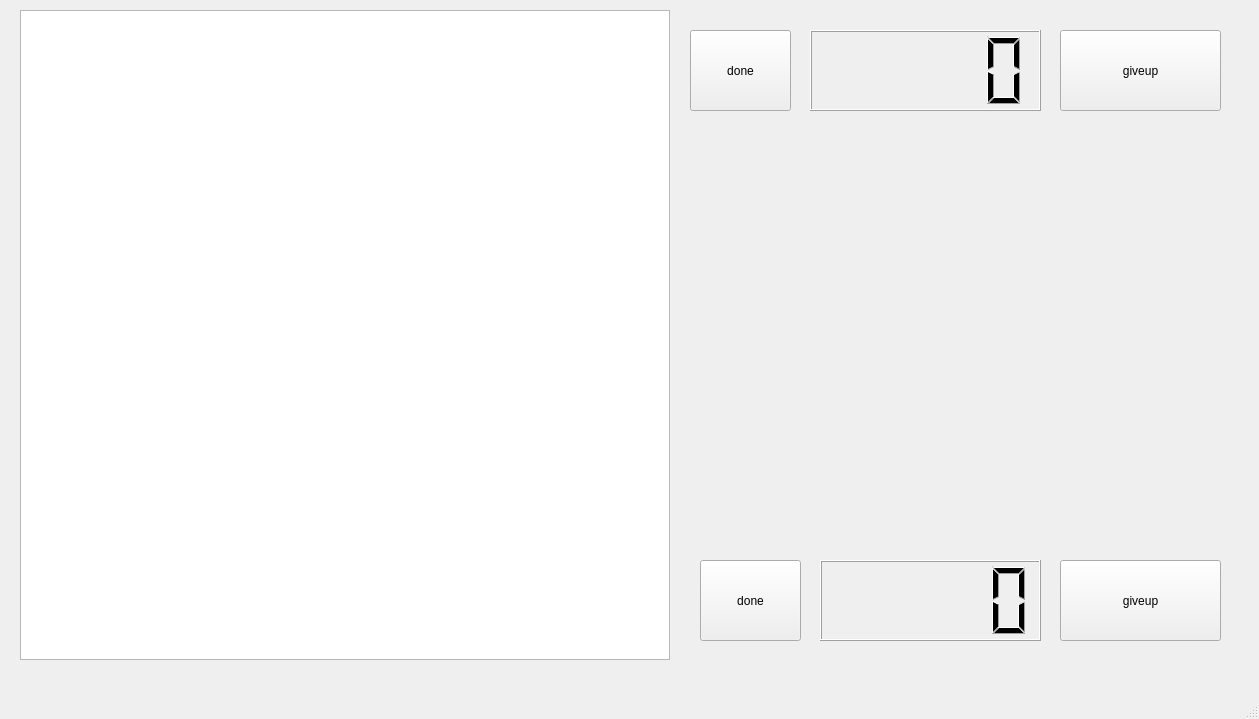
This is chess_project/chess.ui in naaaaaru/robit_QT_project as Qt 5 draws it before an edit. The edited form follows.
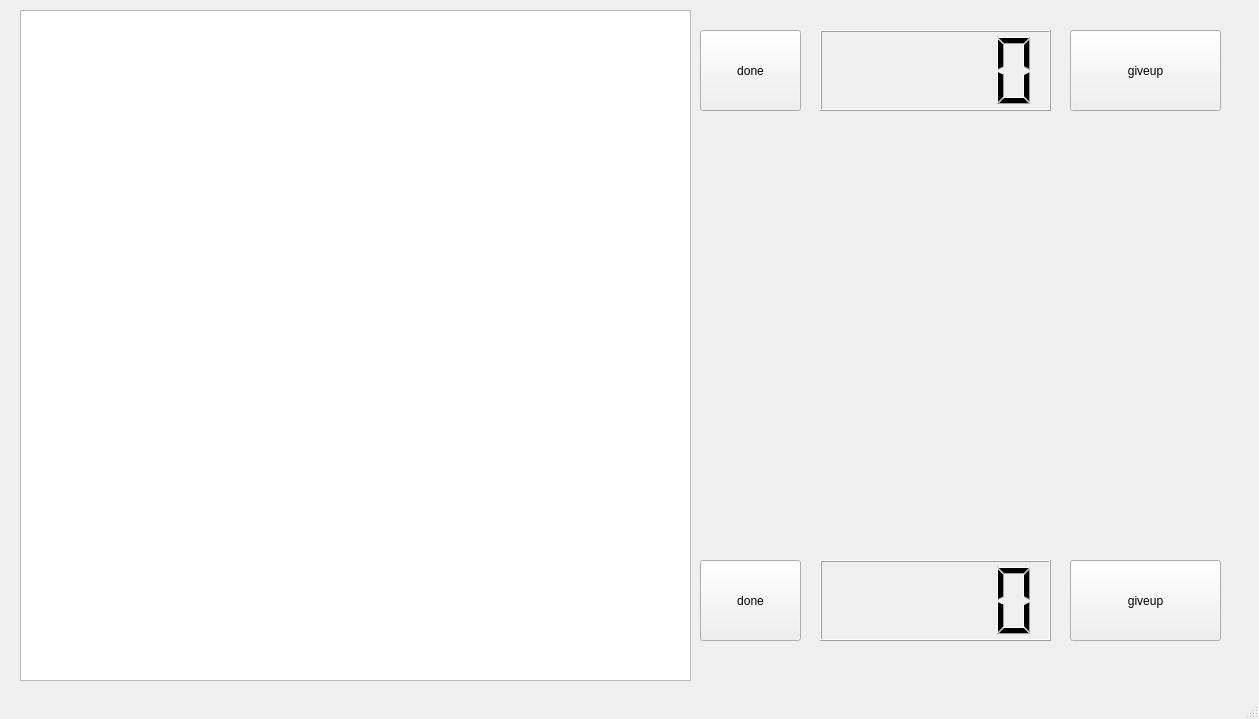
This is the edited form.

Patch:
```diff
--- a/chess_project/chess.ui
+++ b/chess_project/chess.ui
@@ -19,8 +19,8 @@
      <rect>
       <x>20</x>
       <y>10</y>
-      <width>650</width>
-      <height>650</height>
+      <width>671</width>
+      <height>671</height>
      </rect>
     </property>
     <property name="mouseTracking">
@@ -33,7 +33,7 @@
    <widget class="QLCDNumber" name="black_timer">
     <property name="geometry">
      <rect>
-      <x>810</x>
+      <x>820</x>
       <y>30</y>
       <width>231</width>
       <height>81</height>
@@ -45,7 +45,7 @@
      <rect>
       <x>820</x>
       <y>560</y>
-      <width>221</width>
+      <width>231</width>
       <height>81</height>
      </rect>
     </property>
@@ -53,7 +53,7 @@
    <widget class="QPushButton" name="black_done">
     <property name="geometry">
      <rect>
-      <x>690</x>
+      <x>700</x>
       <y>30</y>
       <width>101</width>
       <height>81</height>
@@ -76,45 +76,45 @@
      <string>done</string>
     </property>
    </widget>
+   <widget class="QPushButton" name="black_giveup">
+    <property name="geometry">
+     <rect>
+      <x>1070</x>
+      <y>30</y>
+      <width>151</width>
+      <height>81</height>
+     </rect>
+    </property>
+    <property name="text">
+     <string>giveup</string>
+    </property>
+   </widget>
+   <widget class="QPushButton" name="white_giveup">
+    <property name="geometry">
+     <rect>
+      <x>1070</x>
+      <y>560</y>
+      <width>151</width>
+      <height>81</height>
+     </rect>
+    </property>
+    <property name="text">
+     <string>giveup</string>
+    </property>
+   </widget>
    <widget class="QWidget" name="widget" native="true">
     <property name="geometry">
      <rect>
       <x>20</x>
       <y>10</y>
-      <width>651</width>
-      <height>651</height>
+      <width>671</width>
+      <height>671</height>
      </rect>
     </property>
     <property name="mouseTracking">
      <bool>true</bool>
     </property>
    </widget>
-   <widget class="QPushButton" name="black_giveup">
-    <property name="geometry">
-     <rect>
-      <x>1060</x>
-      <y>30</y>
-      <width>161</width>
-      <height>81</height>
-     </rect>
-    </property>
-    <property name="text">
-     <string>giveup</string>
-    </property>
-   </widget>
-   <widget class="QPushButton" name="white_giveup">
-    <property name="geometry">
-     <rect>
-      <x>1060</x>
-      <y>560</y>
-      <width>161</width>
-      <height>81</height>
-     </rect>
-    </property>
-    <property name="text">
-     <string>giveup</string>
-    </property>
-   </widget>
   </widget>
   <widget class="QMenuBar" name="menubar">
    <property name="geometry">
```
